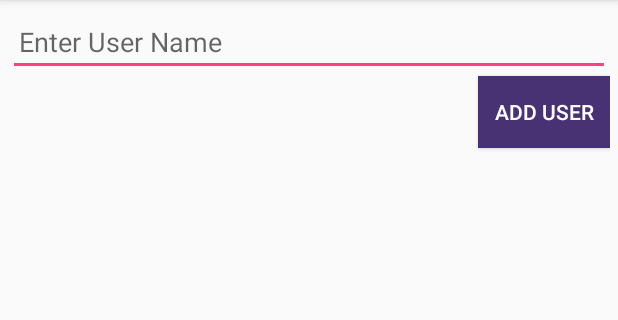
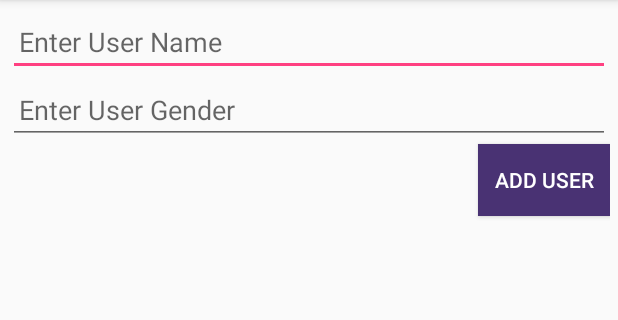
Before and after one commit to fadymedhat2236/simple-social-network-app, an Android app: the addUserActivity screen opened directly, with no data from a screen before it, after a tap on "ADD USER", on a phone screen of 412 x 824 dp, the part 84-404 px from its top. Run offline under Robolectric (Android 15) with nearby library versions, the phone set to English and light mode, and no system bars; 7 statements that could not run were skipped.

```diff
--- a/app/src/main/AndroidManifest.xml
+++ b/app/src/main/AndroidManifest.xml
@@ -20,7 +20,7 @@
         <activity android:name=".groupActivity" />
         <activity android:name=".addUserActivity" />
         <activity android:name=".deleteUserActivity" />
-        <activity android:name=".usersActivity" />
+        <activity android:name=".UsersActivity" />
         <activity android:name=".userXml"></activity>
     </application>
 
--- a/app/src/main/java/com/example/fady/socialnetwork/MainActivity.java
+++ b/app/src/main/java/com/example/fady/socialnetwork/MainActivity.java
@@ -29,7 +29,7 @@ public class MainActivity extends AppCompatActivity {
         user_layout.setOnClickListener(new View.OnClickListener() {
             @Override
             public void onClick(View view) {
-                Intent i=new Intent(view.getContext(),usersActivity.class);
+                Intent i=new Intent(view.getContext(),UsersActivity.class);
                 startActivity(i);
             }
         });
--- a/app/src/main/java/com/example/fady/socialnetwork/addUserActivity.java
+++ b/app/src/main/java/com/example/fady/socialnetwork/addUserActivity.java
@@ -1,12 +1,18 @@
 package com.example.fady.socialnetwork;
 
+import android.content.ContentValues;
 import android.content.Context;
+import android.database.sqlite.SQLiteDatabase;
+import android.net.Uri;
 import android.support.v7.app.AppCompatActivity;
 import android.os.Bundle;
 import android.view.View;
 import android.widget.Button;
 import android.widget.EditText;
 import android.widget.Toast;
+
+import com.example.fady.socialnetwork.data.SnaContract;
+import com.example.fady.socialnetwork.data.SnaDbHelper;
 
 import java.io.File;
 import java.io.FileInputStream;
@@ -15,71 +21,50 @@ import java.util.ArrayList;
 
 public class addUserActivity extends AppCompatActivity {
 
-    public static ArrayList<User> addedUsers;
-
+    EditText name;
+    EditText gender;
+    Button addUserButton;
     @Override
     protected void onCreate(Bundle savedInstanceState) {
         super.onCreate(savedInstanceState);
         setContentView(R.layout.activity_add_user);
 
-        //add user button
-        Button addUser=findViewById(R.id.addUser);
-        addUser.setOnClickListener(new View.OnClickListener() {
-            @Override
-            public void onClick(View view) {
-                EditText addeduser=findViewById(R.id.addedUser);
-                //reading from file
-                String readText="";
-                String writeText="";
-                try
-                {
-                    File file=getBaseContext().getFileStreamPath(MainActivity.fileName);
-                    if(file.exists())
-                    {
-                        //adding the user to the array
-                        addedUsers.add(new User(addeduser.getText().toString()));
-                        //file is created and needs to be modified
-                        FileInputStream fin=openFileInput(MainActivity.fileName);
-                        int size=fin.available();
-                        byte[] buffer=new byte[size];
-                        fin.read(buffer);
-                        fin.close();
-                        readText=new String(buffer);
-                        int pos=readText.indexOf("count=\"");
-                        pos+=7;
-                        int lastpos=readText.indexOf("\">");
-                        int count=Integer.parseInt(readText.substring(pos,lastpos));
-                       readText= readText.replaceFirst(readText.substring(pos,lastpos),Integer.toString(count+1));
-                        readText= readText.replaceFirst("</Users>","");
-                        readText+="\t<name=\""+addeduser.getText().toString().toUpperCase()+"\"  noOfPosts=\"0\"  noOfFriends=\"0\"/>\n";
-                        readText+="</Users>";
-                        //modifying the file
-                        FileOutputStream fout=openFileOutput(MainActivity.fileName,Context.MODE_PRIVATE);
-                        fout.write(readText.getBytes());
-                        fout.close();
-                        Toast.makeText(addUserActivity.this,"new User add to the network",Toast.LENGTH_SHORT).show();
+        name=(EditText)findViewById(R.id.name);
+        gender=(EditText)findViewById(R.id.gender);
+        addUserButton=(Button) findViewById(R.id.addUser);
 
-                    }
-                    else
-                    {
-                        //file not created
-                        FileOutputStream fout=openFileOutput(MainActivity.fileName,Context.MODE_PRIVATE);
-                        writeText=new String("<Users count=\"1\"> \n");
-                        writeText+="\t<name=\""+addeduser.getText().toString().toUpperCase()+"\" noOfPosts=\"0\" noOfFriends=\"0\"/>\n";
-                        writeText+="</Users>";
-                        fout.write(writeText.getBytes());
-                        fout.close();
-                        addedUsers=new ArrayList<>();
-                        addedUsers.add(new User(addeduser.getText().toString()));
-                    }
-                   }
-                catch (Exception e)
-                {
-                    addedUsers=new ArrayList<>();
-                    e.printStackTrace();
-                    Toast.makeText(addUserActivity.this,"ERROR",Toast.LENGTH_SHORT).show();
-                }
-            }
-        });
+
     }
+
+    public void insertUser(View v) {
+        String n = name.getText().toString().trim();
+        String g = gender.getText().toString().trim().toLowerCase();
+        int temp;
+        if (g == "male")
+            temp = 1;
+        else if (g == "female")
+            temp = 2;
+        else
+            temp = 0;
+
+
+        ContentValues c = new ContentValues();
+        c.put(SnaContract.UsersEntry.COLUMN_USER_NAME, n);
+        c.put(SnaContract.UsersEntry.COLUMN_USER_GENDER, g);
+        c.put(SnaContract.UsersEntry.COLUMN_USER_NUMBER_OF_FRIENDS, 0);
+        c.put(SnaContract.UsersEntry.COLUMN_USER_NUMBER_OF_POSTS, 0);
+
+        SnaDbHelper dbHelper=new SnaDbHelper(this);
+        SQLiteDatabase db=dbHelper.getWritableDatabase();
+        long id=db.insert(SnaContract.UsersEntry.TABLE_NAME,null,c);
+
+        if (id != -1) {
+
+            Toast.makeText(addUserActivity.this,"new User was add to the network",Toast.LENGTH_SHORT).show();
+
+        } else {
+            Toast.makeText(addUserActivity.this,"an error occured",Toast.LENGTH_SHORT).show();
+        }
+    }
+
 }
--- a/app/src/main/res/layout/activity_add_user.xml
+++ b/app/src/main/res/layout/activity_add_user.xml
@@ -17,8 +17,16 @@
         android:paddingLeft="7dp"
         android:paddingTop="10dp"
         android:textColor="#493273"
-        android:id="@+id/addedUser"
-
+        android:id="@+id/name"
+        />
+    <EditText
+        android:layout_width="match_parent"
+        android:layout_height="wrap_content"
+        android:hint="Enter User Gender"
+        android:paddingLeft="7dp"
+        android:paddingTop="10dp"
+        android:textColor="#493273"
+        android:id="@+id/gender"
         />
     <Button
         android:layout_width="wrap_content"
@@ -28,5 +36,6 @@
         android:padding="5dp"
         android:background="#493273"
         android:id="@+id/addUser"
-        android:textColor="#ffffff"/>
+        android:textColor="#ffffff"
+        android:onClick="insertUser"/>
 </LinearLayout>
--- a/app/src/main/res/layout/activity_users.xml
+++ b/app/src/main/res/layout/activity_users.xml
@@ -9,4 +9,4 @@
     android:paddingLeft="16dp"
     android:paddingRight="16dp"
     android:paddingTop="16dp"
-    tools:context="com.example.fady.socialnetwork.usersActivity"/>
+    tools:context="com.example.fady.socialnetwork.UsersActivity"/>
```
Also changed, not shown: app/src/main/java/com/example/fady/socialnetwork/User.java (deleted, +0 -35 lines), app/src/main/java/com/example/fady/socialnetwork/UsersActivity.java (added, +67 -0 lines), app/src/main/java/com/example/fady/socialnetwork/usersActivity.java (deleted, +0 -13 lines), app/src/main/res/layout/user_list_item.xml (+58 -16 lines), 2 other files.
